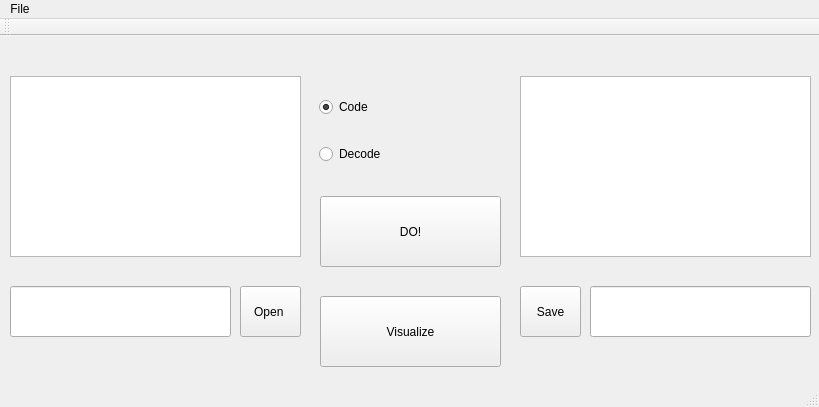
Above: kursach/mainwindow.ui from Pamr0ck/kursach3sem before the change. Below: the same form after it.
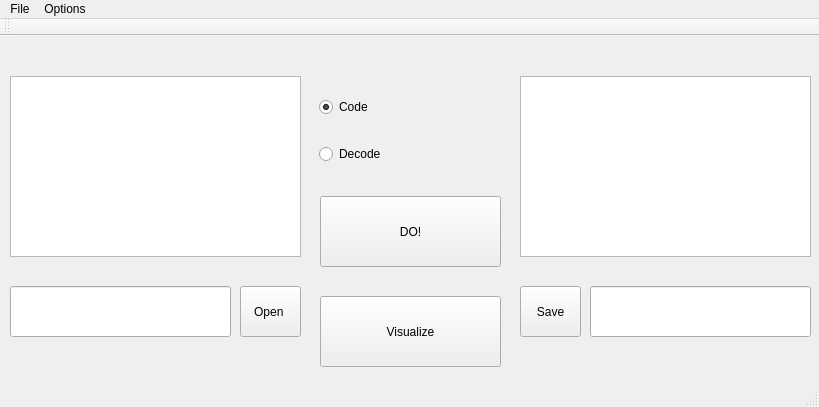
That is the form after the change.

```diff
--- a/kursach/mainwindow.ui
+++ b/kursach/mainwindow.ui
@@ -168,7 +168,14 @@
     <addaction name="actionSave"/>
     <addaction name="actionExit"/>
    </widget>
+   <widget class="QMenu" name="menuOptions">
+    <property name="title">
+     <string>Options</string>
+    </property>
+    <addaction name="actionAbout"/>
+   </widget>
    <addaction name="menuFile"/>
+   <addaction name="menuOptions"/>
   </widget>
   <widget class="QStatusBar" name="statusbar"/>
   <widget class="QToolBar" name="toolBar">
```
Left out of the diff: 5 changed lines with no effect on the pictures.
